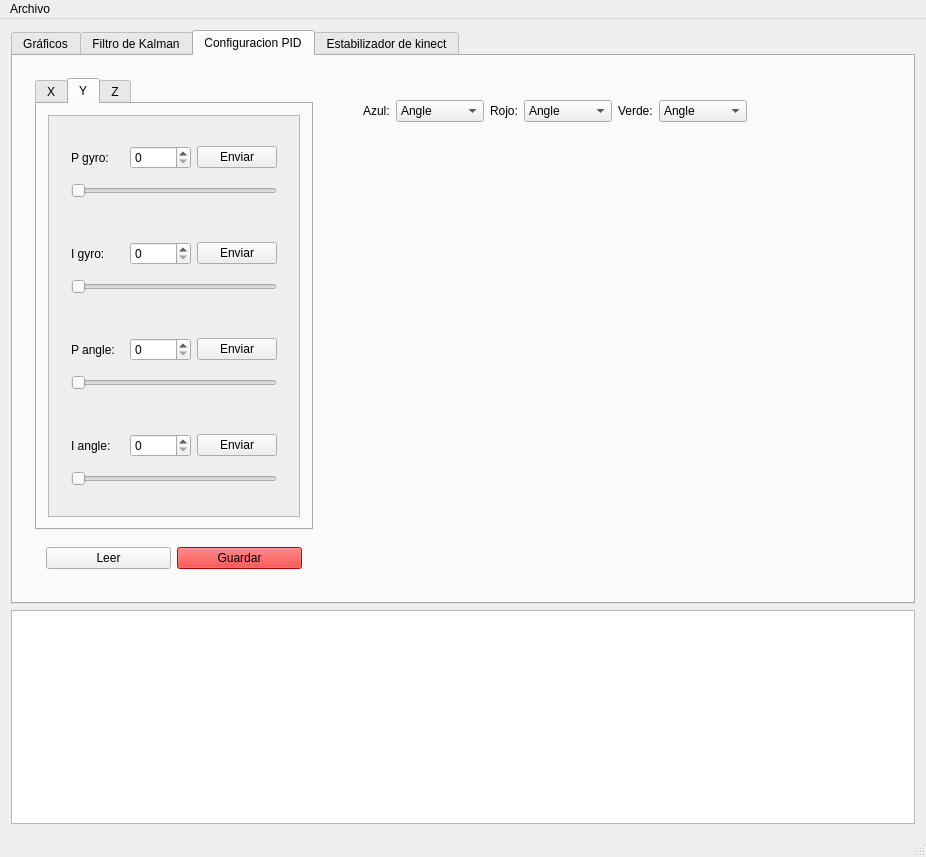
lcasassa/Quadrotor-UTFSM, file qDebugger/mainwindow.ui: the form before one commit.
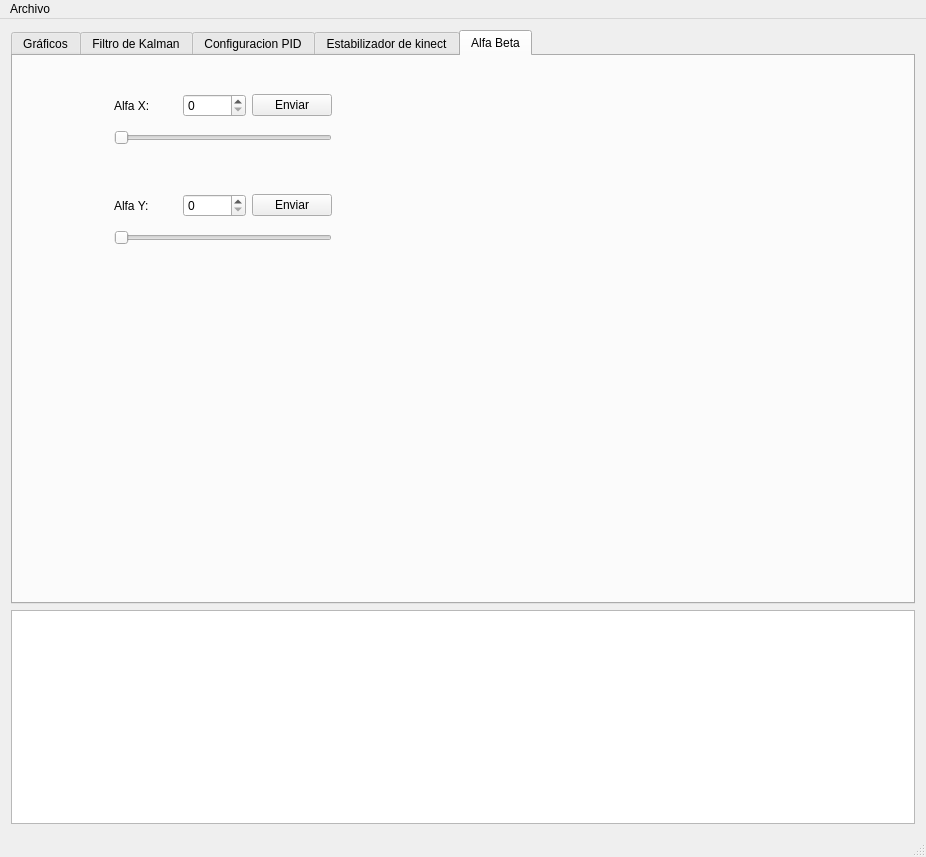
The form after the commit. Custom widgets are drawn as their Qt base class.

Diff of the .ui file:
```diff
--- a/qDebugger/mainwindow.ui
+++ b/qDebugger/mainwindow.ui
@@ -18,7 +18,7 @@
     <item>
      <widget class="QTabWidget" name="tabWidget">
       <property name="currentIndex">
-       <number>2</number>
+       <number>4</number>
       </property>
       <widget class="QWidget" name="tab">
        <attribute name="title">
@@ -526,8 +526,8 @@
                    <rect>
                     <x>0</x>
                     <y>0</y>
-                    <width>258</width>
-                    <height>390</height>
+                    <width>255</width>
+                    <height>356</height>
                    </rect>
                   </property>
                   <layout class="QVBoxLayout" name="verticalLayout_8">
@@ -1191,6 +1191,115 @@
         </layout>
        </widget>
       </widget>
+      <widget class="QWidget" name="tab_8">
+       <attribute name="title">
+        <string>Alfa Beta</string>
+       </attribute>
+       <widget class="QWidget" name="widget_28" native="true">
+        <property name="geometry">
+         <rect>
+          <x>90</x>
+          <y>20</y>
+          <width>240</width>
+          <height>89</height>
+         </rect>
+        </property>
+        <layout class="QGridLayout" name="gridLayout_10">
+         <item row="0" column="0">
+          <widget class="QLabel" name="label_30">
+           <property name="text">
+            <string>Alfa X:</string>
+           </property>
+          </widget>
+         </item>
+         <item row="0" column="2">
+          <widget class="QPushButton" name="pushButton_Y_AB_2">
+           <property name="text">
+            <string>Enviar</string>
+           </property>
+          </widget>
+         </item>
+         <item row="1" column="0" colspan="3">
+          <widget class="QSlider" name="horizontalSlider_X_AB">
+           <property name="maximum">
+            <number>10000</number>
+           </property>
+           <property name="pageStep">
+            <number>100</number>
+           </property>
+           <property name="value">
+            <number>0</number>
+           </property>
+           <property name="orientation">
+            <enum>Qt::Horizontal</enum>
+           </property>
+          </widget>
+         </item>
+         <item row="0" column="1">
+          <widget class="QSpinBox" name="spinBox_X_AB">
+           <property name="maximum">
+            <number>10000</number>
+           </property>
+           <property name="value">
+            <number>0</number>
+           </property>
+          </widget>
+         </item>
+        </layout>
+       </widget>
+       <widget class="QWidget" name="widget_29" native="true">
+        <property name="geometry">
+         <rect>
+          <x>90</x>
+          <y>120</y>
+          <width>240</width>
+          <height>89</height>
+         </rect>
+        </property>
+        <layout class="QGridLayout" name="gridLayout_13">
+         <item row="0" column="0">
+          <widget class="QLabel" name="label_31">
+           <property name="text">
+            <string>Alfa Y:</string>
+           </property>
+          </widget>
+         </item>
+         <item row="0" column="2">
+          <widget class="QPushButton" name="pushButton_Y_AB">
+           <property name="text">
+            <string>Enviar</string>
+           </property>
+          </widget>
+         </item>
+         <item row="1" column="0" colspan="3">
+          <widget class="QSlider" name="horizontalSlider_Y_AB">
+           <property name="maximum">
+            <number>10000</number>
+           </property>
+           <property name="pageStep">
+            <number>100</number>
+           </property>
+           <property name="value">
+            <number>0</number>
+           </property>
+           <property name="orientation">
+            <enum>Qt::Horizontal</enum>
+           </property>
+          </widget>
+         </item>
+         <item row="0" column="1">
+          <widget class="QSpinBox" name="spinBox_Y_AB">
+           <property name="maximum">
+            <number>10000</number>
+           </property>
+           <property name="value">
+            <number>0</number>
+           </property>
+          </widget>
+         </item>
+        </layout>
+       </widget>
+      </widget>
      </widget>
     </item>
     <item>
```
Left out of the diff: 244 changed lines with no effect on the pictures.
